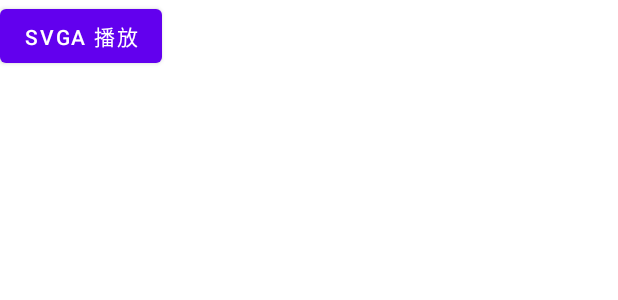
After one commit to cag2050/AndroidDemo, an Android app: the layout activity_svga_play.xml on its own in the app's theme, with its tools: preview values and no code run, on a phone screen of 412 x 824 dp. The commit adds this screen. Shown: the top 300 px of the screen. Run offline under Robolectric (Android 15) with nearby library versions, the phone set to English and light mode, and no system bars.

Commit message:
svga播放例子

```diff
--- a/app/build.gradle
+++ b/app/build.gradle
@@ -47,4 +47,5 @@ dependencies {
     androidTestImplementation 'androidx.test.espresso:espresso-core:3.3.0'
 
     api 'com.tencent.mm.opensdk:wechat-sdk-android-without-mta:+'
+    api 'com.github.yyued:SVGAPlayer-Android:2.5.15'
 }
--- a/app/src/main/AndroidManifest.xml
+++ b/app/src/main/AndroidManifest.xml
@@ -13,7 +13,8 @@
         android:roundIcon="@mipmap/ic_launcher_round"
         android:supportsRtl="true"
         android:theme="@style/Theme.AndroidDemo">
-        <activity android:name=".ConstraintLayoutDemoActivity"></activity>
+        <activity android:name=".SVGAPlayActivity"></activity>
+        <activity android:name=".ConstraintLayoutDemoActivity" />
         <activity android:name=".MediaScannerConnectionActivity" />
         <activity android:name=".wxapi.WXEntryActivity" />
         <activity android:name=".ShareToWechatActivity" />
--- a/app/src/main/java/com/example/androiddemo/DownloadImageJavaActivity.java
+++ b/app/src/main/java/com/example/androiddemo/DownloadImageJavaActivity.java
@@ -57,7 +57,7 @@ public class DownloadImageJavaActivity extends AppCompatActivity implements View
         mBtnLoading = (Button) findViewById(R.id.btn_loading);
         mBtnSaveimage = (Button) findViewById(R.id.btn_saveimage);
         mBtnDelete = (Button) findViewById(R.id.btn_delete);
-
+//        和下面的onClick配合使用
         mBtnLoading.setOnClickListener(this);
         mBtnSaveimage.setOnClickListener(this);
         mBtnDelete.setOnClickListener(this);
--- a/app/src/main/res/layout/activity_main.xml
+++ b/app/src/main/res/layout/activity_main.xml
@@ -42,10 +42,10 @@
         app:layout_constraintTop_toBottomOf="@+id/wechat_share_button"/>
 
     <Button
-        android:id="@+id/layout_params"
+        android:id="@+id/svga"
         android:layout_width="wrap_content"
         android:layout_height="wrap_content"
-        android:text="WindowManager.LayoutParams例子"
+        android:text="SVGA播放例子"
         android:textAllCaps="false"
         app:layout_constraintStart_toStartOf="parent"
         app:layout_constraintTop_toBottomOf="@+id/refresh"/>
--- /dev/null
+++ b/app/src/main/res/layout/activity_svga_play.xml
@@ -0,0 +1,16 @@
+<?xml version="1.0" encoding="utf-8"?>
+<androidx.constraintlayout.widget.ConstraintLayout xmlns:android="http://schemas.android.com/apk/res/android"
+    xmlns:app="http://schemas.android.com/apk/res-auto"
+    xmlns:tools="http://schemas.android.com/tools"
+    android:layout_width="match_parent"
+    android:layout_height="match_parent"
+    tools:context=".SVGAPlayActivity">
+
+    <Button
+        android:id="@+id/button_play"
+        android:layout_width="wrap_content"
+        android:layout_height="wrap_content"
+        android:text="SVGA 播放"
+        app:layout_constraintStart_toStartOf="parent"
+        tools:ignore="MissingConstraints" />
+</androidx.constraintlayout.widget.ConstraintLayout>
--- a/build.gradle
+++ b/build.gradle
@@ -4,6 +4,8 @@ buildscript {
     repositories {
         google()
         jcenter()
+
+        maven { url "https://jitpack.io" }
     }
     dependencies {
         classpath "com.android.tools.build:gradle:4.1.3"
@@ -18,6 +20,7 @@ allprojects {
     repositories {
         google()
         jcenter()
+        maven { url "https://jitpack.io" }
     }
 }
 
```
Also changed, not shown: app/src/main/java/com/example/androiddemo/MainActivity.kt (+9 -16 lines), app/src/main/java/com/example/androiddemo/SVGAPlayActivity.java (added, +66 -0 lines), 1 other file.
